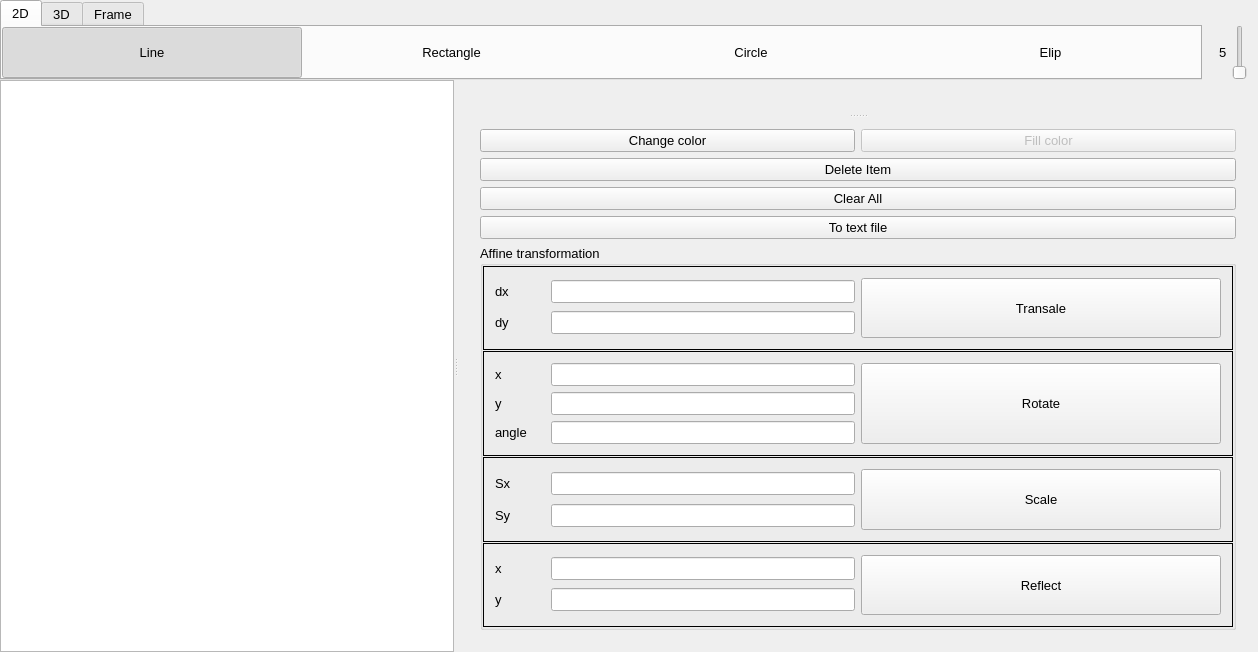
This is window.ui in giahuyng98/computer-graphics as Qt 5 draws it before an edit. The edited form follows.
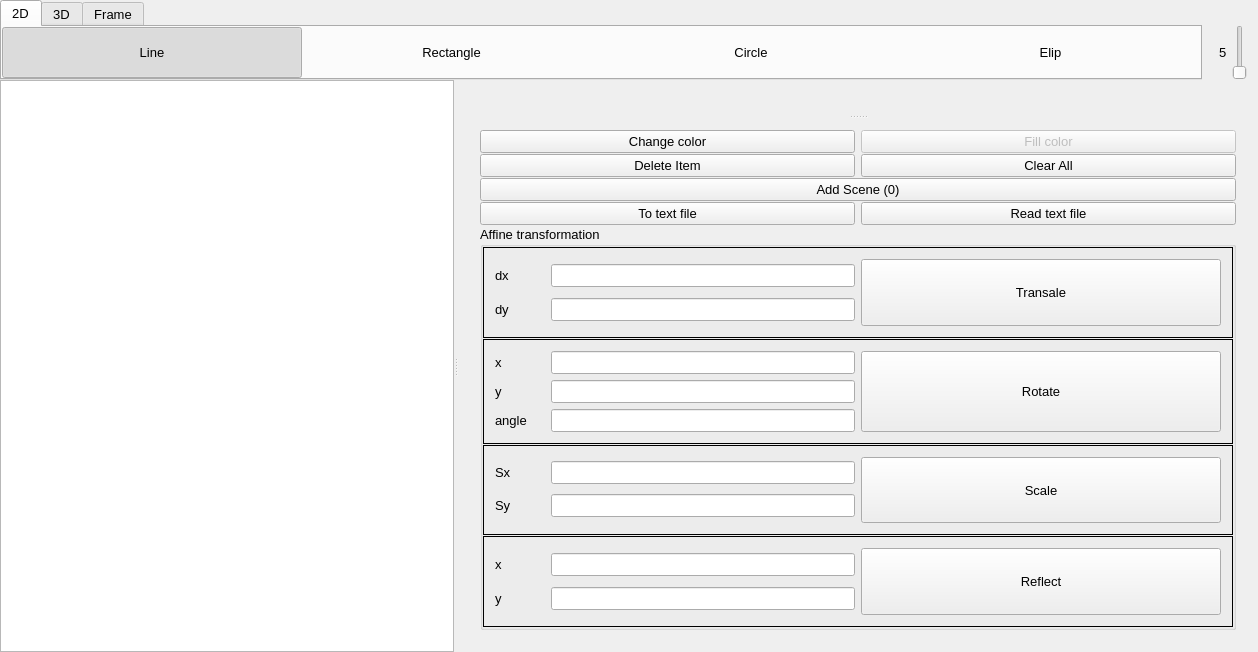
This is the edited form. Icons and pictures are not drawn.

```diff
--- a/window.ui
+++ b/window.ui
@@ -431,8 +431,11 @@
            <widget class="QWidget" name="layoutWidget">
             <layout class="QVBoxLayout" name="infoLayout"/>
            </widget>
-           <widget class="QWidget" name="layoutWidget">
+           <widget class="QWidget" name="">
             <layout class="QVBoxLayout" name="verticalLayout_2">
+             <property name="spacing">
+              <number>1</number>
+             </property>
              <item>
               <layout class="QHBoxLayout" name="horizontalLayout_7">
                <item>
@@ -455,6 +458,8 @@
               </layout>
              </item>
              <item>
+              <layout class="QHBoxLayout" name="horizontalLayout_13">
+               <item>
               <widget class="QPushButton" name="deleteBtn">
                <property name="text">
                 <string>Delete Item</string>
@@ -468,6 +473,17 @@
                </property>
               </widget>
              </item>
+              </layout>
+             </item>
+             <item>
+              <widget class="QPushButton" name="addSceneBtn">
+               <property name="text">
+                <string>Add Scene (0)</string>
+               </property>
+              </widget>
+             </item>
+             <item>
+              <layout class="QHBoxLayout" name="horizontalLayout_14">
              <item>
               <widget class="QPushButton" name="toTextFileBtn">
                <property name="text">
@@ -476,6 +492,15 @@
               </widget>
              </item>
              <item>
+                <widget class="QPushButton" name="pushButton">
+                 <property name="text">
+                  <string>Read text file</string>
+                 </property>
+                </widget>
+               </item>
+              </layout>
+             </item>
+             <item>
               <widget class="QGroupBox" name="groupBox">
                <property name="title">
                 <string>Affine transformation</string>
@@ -1259,6 +1284,13 @@
        </widget>
        <widget class="QWidget" name="page_2">
         <layout class="QVBoxLayout" name="verticalLayout_6">
+         <item>
+          <widget class="QPushButton" name="openSceneBtn">
+           <property name="text">
+            <string>Open</string>
+           </property>
+          </widget>
+         </item>
          <item>
           <widget class="QPushButton" name="playBtn">
            <property name="sizePolicy">
@@ -1292,11 +1324,6 @@
     </item>
    </layout>
   </widget>
-  <action name="actionSaveAsImage">
-   <property name="text">
-    <string>Save as image</string>
-   </property>
-  </action>
  </widget>
  <layoutdefault spacing="6" margin="11"/>
  <tabstops>
```
Lines whose indentation alone changed are shown as unchanged.
